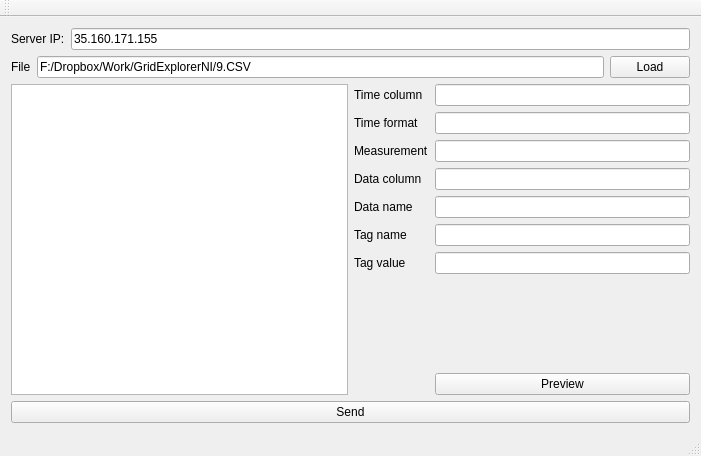
Above: mainwindow.ui from GRomR1/qt-send-csv-to-influxdb before the change. Below: the same form after it.
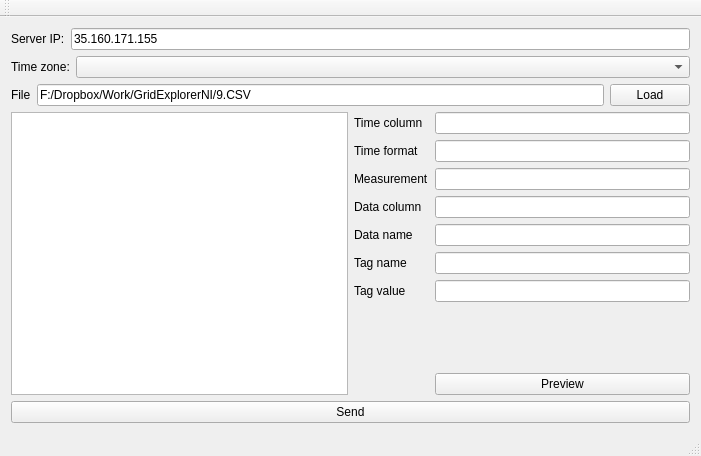
That is the form after the change.

The edit to the form file:
```diff
--- a/mainwindow.ui
+++ b/mainwindow.ui
@@ -41,6 +41,33 @@
         </item>
        </layout>
       </item>
+      <item>
+       <layout class="QHBoxLayout" name="horizontalLayout_4">
+        <item>
+         <widget class="QLabel" name="label_10">
+          <property name="sizePolicy">
+           <sizepolicy hsizetype="Minimum" vsizetype="Preferred">
+            <horstretch>0</horstretch>
+            <verstretch>0</verstretch>
+           </sizepolicy>
+          </property>
+          <property name="text">
+           <string>Time zone:</string>
+          </property>
+         </widget>
+        </item>
+        <item>
+         <widget class="QComboBox" name="_comboBoxTimeZones">
+          <property name="sizePolicy">
+           <sizepolicy hsizetype="MinimumExpanding" vsizetype="Fixed">
+            <horstretch>0</horstretch>
+            <verstretch>0</verstretch>
+           </sizepolicy>
+          </property>
+         </widget>
+        </item>
+       </layout>
+      </item>
       <item>
        <layout class="QHBoxLayout" name="horizontalLayout_2">
         <item>
```
